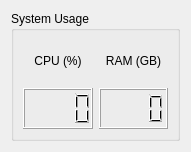
Qt form landside/catkin_ws/src/gui/resource/SystemUsageWidget.ui (DukeRobotics/robosub-ros) before a commit.
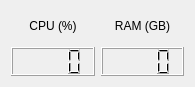
The same form after that commit.

Commit message: Cleaned up gui of system usage widget

```diff
--- a/landside/catkin_ws/src/gui/resource/SystemUsageWidget.ui
+++ b/landside/catkin_ws/src/gui/resource/SystemUsageWidget.ui
@@ -6,8 +6,8 @@
    <rect>
     <x>0</x>
     <y>0</y>
-    <width>191</width>
-    <height>152</height>
+    <width>195</width>
+    <height>87</height>
    </rect>
   </property>
   <property name="sizePolicy">
@@ -19,13 +19,7 @@
   <property name="windowTitle">
    <string>Form</string>
   </property>
-  <layout class="QVBoxLayout" name="verticalLayout">
-   <item>
-    <widget class="QGroupBox" name="system_usage_box">
-     <property name="title">
-      <string>System Usage</string>
-     </property>
-     <layout class="QHBoxLayout" name="horizontalLayout">
+  <layout class="QHBoxLayout" name="horizontalLayout_2">
       <item>
        <layout class="QVBoxLayout" name="vertical_layout_1">
         <item>
@@ -94,9 +88,6 @@
          </widget>
         </item>
        </layout>
-      </item>
-     </layout>
-    </widget>
    </item>
   </layout>
  </widget>
```
Lines whose indentation alone changed are shown as unchanged. The commit also changes 1 other file.
